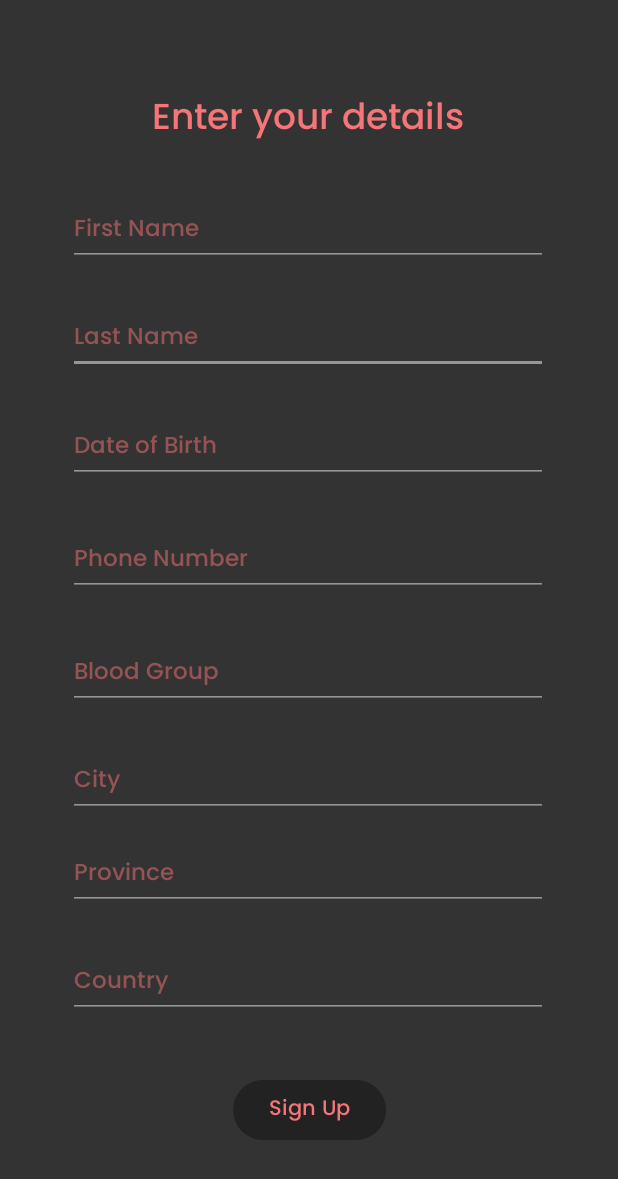
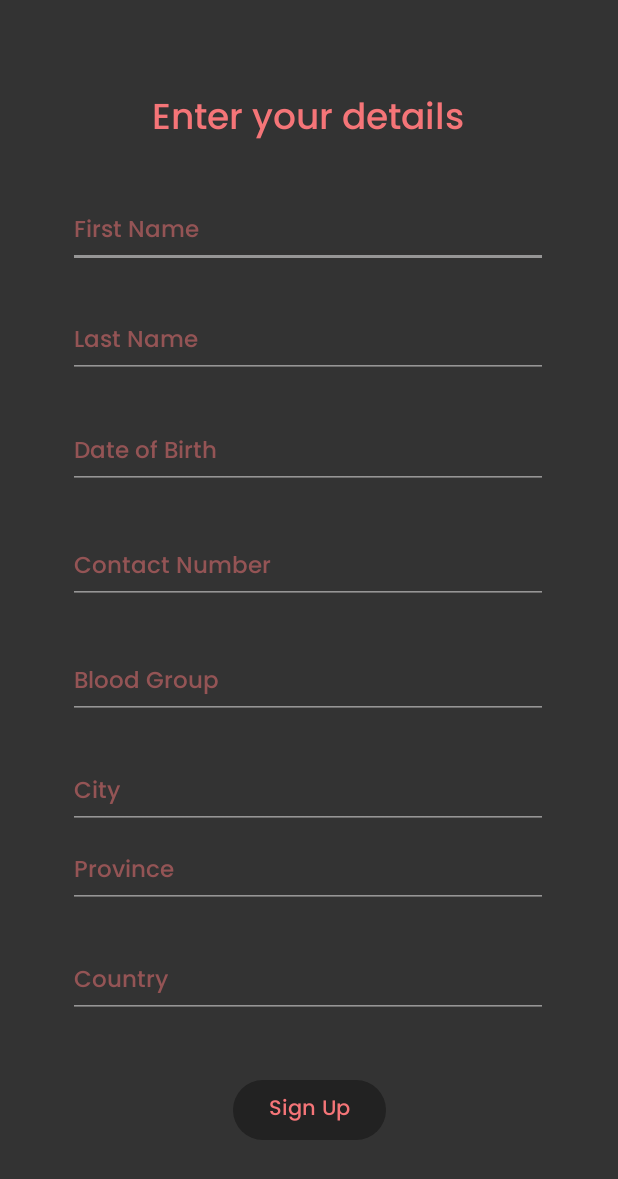
Before and after one commit to RenjithEc/bloodbank, an Android app: the SignUpActivity screen opened directly, with no data from a screen before it, on a phone screen of 412 x 824 dp. Shown: the top 1179 px of the screen. Run offline under Robolectric (Android 15) with nearby library versions, the phone set to English and light mode, and no system bars; our stand-ins replace Firebase (no records; nobody signed in at launch, a user with empty details on screens opened directly).

Commit message:
Added String resources and cleaned up the unused imports

```diff
--- a/app/src/main/res/layout/activity_main.xml
+++ b/app/src/main/res/layout/activity_main.xml
@@ -43,7 +43,7 @@
         android:id="@+id/sign_in_button"
         android:layout_width="wrap_content"
         android:layout_height="wrap_content"
-        android:background="@color/actionBarColor"
+        android:backgroundTint="@color/actionBarColor"
         android:textColor="@color/redLight"
         app:layout_constraintBottom_toBottomOf="parent"
         app:layout_constraintEnd_toEndOf="parent"
--- a/app/src/main/res/layout/activity_sign_up.xml
+++ b/app/src/main/res/layout/activity_sign_up.xml
@@ -12,25 +12,42 @@
         android:layout_width="wrap_content"
         android:layout_height="wrap_content"
         android:layout_marginTop="60dp"
-        android:text="Enter your details"
+        android:text="@string/firstTimeUser_Heading"
         android:textColor="@color/redLight"
-        android:textSize="24dp"
+        android:textSize="24sp"
         app:layout_constraintEnd_toEndOf="parent"
         app:layout_constraintHorizontal_bias="0.497"
         app:layout_constraintStart_toStartOf="parent"
         app:layout_constraintTop_toTopOf="parent" />
 
     <EditText
+        android:id="@+id/first_name"
+        android:layout_width="320dp"
+        android:layout_height="48dp"
+        android:layout_marginTop="30dp"
+        android:backgroundTint="@color/halfWhite"
+        android:hint="@string/firstTimeUserHint_FName"
+        android:textColor="@color/redLight"
+        android:textColorHint="@color/redLight50"
+        android:textSize="15sp"
+        app:layout_constraintBottom_toTopOf="@+id/sign_up_button"
+        app:layout_constraintEnd_toEndOf="parent"
+        app:layout_constraintHorizontal_bias="0.494"
+        app:layout_constraintStart_toStartOf="parent"
+        app:layout_constraintTop_toBottomOf="@+id/textView"
+        app:layout_constraintVertical_bias="0.001" />
+
+    <EditText
         android:id="@+id/last_name"
         android:layout_width="320dp"
-        android:layout_height="wrap_content"
-        android:layout_below="@id/first_name"
+        android:layout_height="48dp"
+        android:layout_below="@string/firstTimeUserHint_FName"
         android:layout_marginTop="25dp"
         android:backgroundTint="@color/halfWhite"
         android:textColor="@color/redLight"
-        android:hint="Last Name"
+        android:hint="@string/firstTimeUserHint_LName"
         android:textColorHint="@color/redLight50"
-        android:textSize="15dp"
+        android:textSize="15sp"
         app:layout_constraintBottom_toTopOf="@+id/sign_up_button"
         app:layout_constraintEnd_toEndOf="parent"
         app:layout_constraintHorizontal_bias="0.494"
@@ -39,34 +56,16 @@
         app:layout_constraintVertical_bias="0.0" />
 
     <EditText
-        android:id="@+id/country"
-        android:layout_width="320dp"
-        android:layout_height="wrap_content"
-        android:layout_below="@id/province"
-        android:layout_marginTop="25dp"
-        android:backgroundTint="@color/halfWhite"
-        android:textColor="@color/redLight"
-        android:hint="Country"
-        android:textColorHint="@color/redLight50"
-        android:textSize="15dp"
-        app:layout_constraintBottom_toTopOf="@+id/sign_up_button"
-        app:layout_constraintEnd_toEndOf="parent"
-        app:layout_constraintHorizontal_bias="0.494"
-        app:layout_constraintStart_toStartOf="parent"
-        app:layout_constraintTop_toBottomOf="@+id/province"
-        app:layout_constraintVertical_bias="0.0" />
-
-    <EditText
         android:id="@+id/dob"
         android:layout_width="320dp"
-        android:layout_height="wrap_content"
+        android:layout_height="48dp"
         android:layout_below="@id/last_name"
         android:layout_marginTop="25dp"
         android:backgroundTint="@color/halfWhite"
         android:textColor="@color/redLight"
-        android:hint="Date of Birth"
+        android:hint="@string/firstTimeUserHint_DOB"
         android:textColorHint="@color/redLight50"
-        android:textSize="15dp"
+        android:textSize="15sp"
         app:layout_constraintBottom_toTopOf="@+id/sign_up_button"
         app:layout_constraintEnd_toEndOf="parent"
         app:layout_constraintHorizontal_bias="0.494"
@@ -75,47 +74,35 @@
         app:layout_constraintVertical_bias="0.002" />
 
     <EditText
-        android:id="@+id/first_name"
+        android:id="@+id/phone_number"
         android:layout_width="320dp"
-        android:layout_height="wrap_content"
-        android:layout_marginTop="30dp"
+        android:layout_height="48dp"
+        android:layout_below="@id/dob"
+        android:layout_marginTop="25dp"
         android:backgroundTint="@color/halfWhite"
         android:textColor="@color/redLight"
-        android:hint="First Name"
+        android:hint="@string/firstTimeUserHint_Phone"
         android:textColorHint="@color/redLight50"
-        android:textSize="15dp"
+        android:textSize="15sp"
         app:layout_constraintBottom_toTopOf="@+id/sign_up_button"
         app:layout_constraintEnd_toEndOf="parent"
         app:layout_constraintHorizontal_bias="0.494"
         app:layout_constraintStart_toStartOf="parent"
-        app:layout_constraintTop_toBottomOf="@+id/textView"
-        app:layout_constraintVertical_bias="0.001" />
+        app:layout_constraintTop_toBottomOf="@+id/dob"
+        app:layout_constraintVertical_bias="0.011" />
 
-    <Button
-        android:id="@+id/sign_up_button"
-        android:layout_width="wrap_content"
-        android:layout_height="wrap_content"
-        android:layout_below="@id/country"
-        android:layout_alignParentEnd="true"
-        android:layout_marginTop="37dp"
-        android:layout_marginBottom="60dp"
-        android:text="Sign Up"
-        app:layout_constraintBottom_toBottomOf="parent"
-        app:layout_constraintEnd_toEndOf="parent"
-        app:layout_constraintStart_toStartOf="parent"
-        app:layout_constraintTop_toBottomOf="@+id/country" />
 
     <EditText
         android:id="@+id/blood_group"
         android:layout_width="320dp"
-        android:layout_height="wrap_content"
+        android:layout_height="48dp"
         android:layout_below="@id/phone_number"
         android:layout_marginTop="25dp"
         android:backgroundTint="@color/halfWhite"
         android:textColor="@color/redLight"
-        android:hint="Blood Group"
+        android:hint="@string/firstTimeUserHint_BloodGroup"
         android:textColorHint="@color/redLight50"
-        android:textSize="15dp"
+        android:textSize="15sp"
         app:layout_constraintBottom_toTopOf="@+id/sign_up_button"
         app:layout_constraintEnd_toEndOf="parent"
         app:layout_constraintHorizontal_bias="0.494"
@@ -126,14 +113,14 @@
     <EditText
         android:id="@+id/city"
         android:layout_width="320dp"
-        android:layout_height="wrap_content"
+        android:layout_height="48dp"
         android:layout_below="@id/blood_group"
         android:layout_marginTop="25dp"
         android:backgroundTint="@color/halfWhite"
         android:textColor="@color/redLight"
-        android:hint="City"
+        android:hint="@string/firstTimeUserHint_City"
         android:textColorHint="@color/redLight50"
-        android:textSize="15dp"
+        android:textSize="15sp"
         app:layout_constraintBottom_toTopOf="@+id/sign_up_button"
         app:layout_constraintEnd_toEndOf="parent"
         app:layout_constraintHorizontal_bias="0.494"
@@ -141,35 +128,19 @@
         app:layout_constraintTop_toBottomOf="@+id/blood_group"
         app:layout_constraintVertical_bias="0.01" />
 
-    <EditText
-        android:id="@+id/phone_number"
-        android:layout_width="320dp"
-        android:layout_height="wrap_content"
-        android:layout_below="@id/dob"
-        android:layout_marginTop="25dp"
-        android:backgroundTint="@color/halfWhite"
-        android:textColor="@color/redLight"
-        android:hint="Phone Number"
-        android:textColorHint="@color/redLight50"
-        android:textSize="15dp"
-        app:layout_constraintBottom_toTopOf="@+id/sign_up_button"
-        app:layout_constraintEnd_toEndOf="parent"
-        app:layout_constraintHorizontal_bias="0.494"
-        app:layout_constraintStart_toStartOf="parent"
-        app:layout_constraintTop_toBottomOf="@+id/dob"
-        app:layout_constraintVertical_bias="0.011" />
+
 
     <EditText
         android:id="@+id/province"
         android:layout_width="320dp"
-        android:layout_height="wrap_content"
+        android:layout_height="48dp"
         android:layout_below="@id/city"
         android:layout_marginTop="25dp"
         android:backgroundTint="@color/halfWhite"
         android:textColor="@color/redLight"
-        android:hint="Province"
+        android:hint="@string/firstTimeUserHint_Province"
         android:textColorHint="@color/redLight50"
-        android:textSize="15dp"
+        android:textSize="15sp"
         app:layout_constraintBottom_toTopOf="@+id/sign_up_button"
         app:layout_constraintEnd_toEndOf="parent"
         app:layout_constraintHorizontal_bias="0.494"
@@ -177,5 +148,38 @@
         app:layout_constraintTop_toBottomOf="@+id/city"
         app:layout_constraintVertical_bias="0.0" />
 
+    <EditText
+        android:id="@+id/country"
+        android:layout_width="320dp"
+        android:layout_height="48dp"
+        android:layout_below="@id/province"
+        android:layout_marginTop="25dp"
+        android:backgroundTint="@color/halfWhite"
+        android:textColor="@color/redLight"
+        android:hint="@string/firstTimeUserHint_Country"
+        android:textColorHint="@color/redLight50"
+        android:textSize="15sp"
+        app:layout_constraintBottom_toTopOf="@+id/sign_up_button"
+        app:layout_constraintEnd_toEndOf="parent"
+        app:layout_constraintHorizontal_bias="0.494"
+        app:layout_constraintStart_toStartOf="parent"
+        app:layout_constraintTop_toBottomOf="@+id/province"
+        app:layout_constraintVertical_bias="0.0" />
+
+
+    <Button
+        android:id="@+id/sign_up_button"
+        android:layout_width="wrap_content"
+        android:layout_height="wrap_content"
+        android:layout_below="@id/country"
+        android:layout_alignParentEnd="true"
+        android:layout_marginTop="37dp"
+        android:layout_marginBottom="60dp"
+        android:text="@string/firstTimeBtnSignUp"
+        app:layout_constraintBottom_toBottomOf="parent"
+        app:layout_constraintEnd_toEndOf="parent"
+        app:layout_constraintStart_toStartOf="parent"
+        app:layout_constraintTop_toBottomOf="@+id/country" />
+
 
 </androidx.constraintlayout.widget.ConstraintLayout>
--- a/app/src/main/res/values/strings.xml
+++ b/app/src/main/res/values/strings.xml
@@ -1,10 +1,24 @@
 <resources>
     <string name="app_name">Blood Bank</string>
 
-    <!-- LoginPage   -->
+    <!-- LoginPage -->
     <string name="login">Login</string>
     <string name="mainlogo_description">MainLogo</string>
     <string name="small_logo_description">Small Logo</string>
+
+    <!-- First time user details page -->
+    <string name="firstTimeUser_Heading">Enter your details</string>
+    <string name="firstTimeUserHint_FName">First Name</string>
+    <string name="firstTimeUserHint_LName">Last Name</string>
+    <string name="firstTimeUserHint_DOB">Date of Birth</string>
+    <string name="firstTimeUserHint_Phone">Contact Number</string>
+    <string name="firstTimeUserHint_BloodGroup">Blood Group</string>
+    <string name="firstTimeUserHint_City">City</string>
+    <string name="firstTimeUserHint_Province">Province</string>
+    <string name="firstTimeUserHint_Country">Country</string>
+    <string name="firstTimeBtnSignUp">Sign Up</string>
+
+
 
     <string name="default_web_client_id">
         532597646331-s9r566da1uprp2cqdjvsdm2k4f6inbb9.apps.googleusercontent.com
```
Also changed, not shown: app/src/main/java/com/example/bloodbank/MainActivity.kt (+2 -13 lines).
